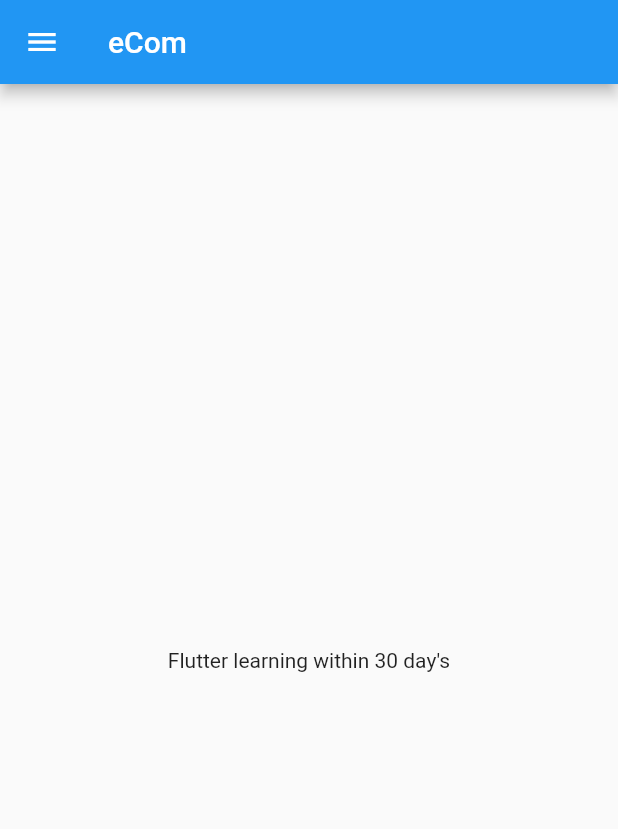
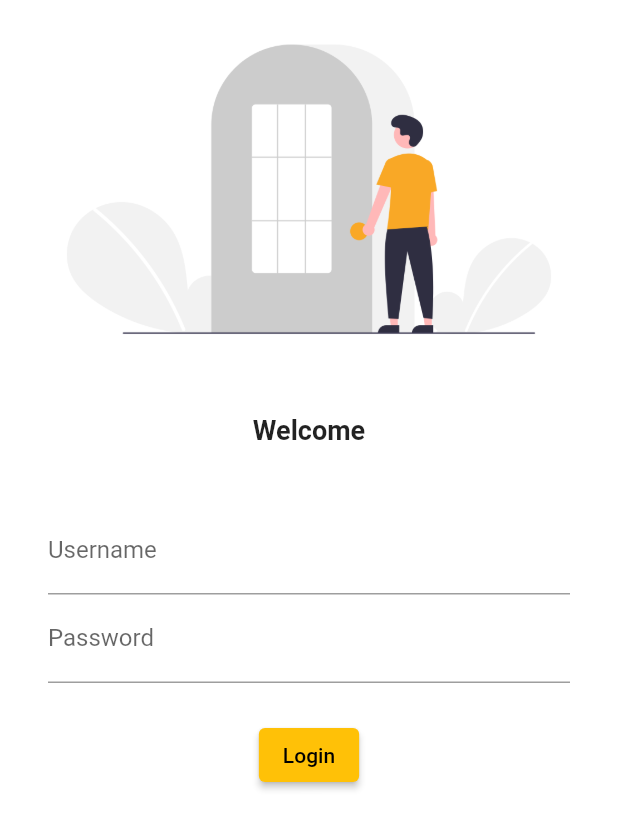
Before and after one commit to Md-Salauddin/e_com, a Flutter app: the screen it shows after launch, on a phone screen of 412 x 824 dp. Shown: the top 829 px of the screen. Run offline on Flutter 3.47's test engine with Material 2 defaults, Android fonts, the phone set to English and light mode, and no system bars; our stand-ins replace google_fonts.

Commit message:
Finished Day 4

```diff
--- a/lib/main.dart
+++ b/lib/main.dart
@@ -1,5 +1,6 @@
-import 'package:e_com/home_page.dart';
+import 'package:e_com/pages/login_page.dart';
 import 'package:flutter/material.dart';
+import 'package:google_fonts/google_fonts.dart';
 
 void main() {
   runApp(MyApp());
@@ -8,6 +9,18 @@ void main() {
 class MyApp extends StatelessWidget {
   @override
   Widget build(BuildContext context) {
-    return MaterialApp(home: HomePage());
+    return MaterialApp(
+      //home: LoginPage(),
+      themeMode: ThemeMode.dark,
+      theme: ThemeData(
+          primarySwatch: Colors.deepPurple,
+          fontFamily: GoogleFonts.lato().fontFamily),
+      darkTheme:
+          ThemeData(brightness: Brightness.light, primarySwatch: Colors.amber),
+      routes: {
+        //'/login': (contex) => const Login(),
+        '/': (contex) => LoginPage(),
+      },
+    );
   }
 }
--- /dev/null
+++ b/lib/pages/login_page.dart
@@ -0,0 +1,49 @@
+import 'package:flutter/material.dart';
+
+class LoginPage extends StatelessWidget {
+  @override
+  Widget build(BuildContext context) {
+    return Material(
+        color: Colors.white,
+        child: Column(
+          children: [
+            Image.asset("assets/images/ic_login.png"),
+            SizedBox(
+              height: 24,
+            ),
+            Text(
+              "Welcome",
+              style: TextStyle(fontSize: 18, fontWeight: FontWeight.bold),
+            ),
+            SizedBox(
+              height: 24,
+            ),
+            Padding(
+              padding: EdgeInsets.symmetric(vertical: 16.0, horizontal: 32.0),
+              child: Column(
+                children: [
+                  TextFormField(
+                    decoration: InputDecoration(
+                        hintText: "Enter username", labelText: "Username"),
+                  ),
+                  TextFormField(
+                    obscureText: true,
+                    decoration: InputDecoration(
+                        hintText: "Enter password", labelText: "Password"),
+                  ),
+                  SizedBox(
+                    height: 24,
+                  ),
+                  ElevatedButton(
+                    onPressed: () {
+                      print("Hi SK!");
+                    },
+                    child: Text("Login"),
+                  )
+                ],
+              ),
+            )
+          ],
+        ));
+  }
+}
--- a/pubspec.yaml
+++ b/pubspec.yaml
@@ -34,6 +34,7 @@ dependencies:
   # The following adds the Cupertino Icons font to your application.
   # Use with the CupertinoIcons class for iOS style icons.
   cupertino_icons: ^1.0.2
+  google_fonts: ^3.0.1
 
 dev_dependencies:
   flutter_test:
@@ -58,8 +59,8 @@ flutter:
   uses-material-design: true
 
   # To add assets to your application, add an assets section, like this:
-  # assets:
-  #   - images/a_dot_burr.jpeg
+  assets:
+    - assets/images/
   #   - images/a_dot_ham.jpeg
 
   # An image asset can refer to one or more resolution-specific "variants", see
```
Also changed, not shown: assets/images/ic_login.png (added), assets/images/ic_login.svg (added), lib/pages/home_page.dart (renamed from lib/home_page.dart), pubspec.lock, 2 other files.
